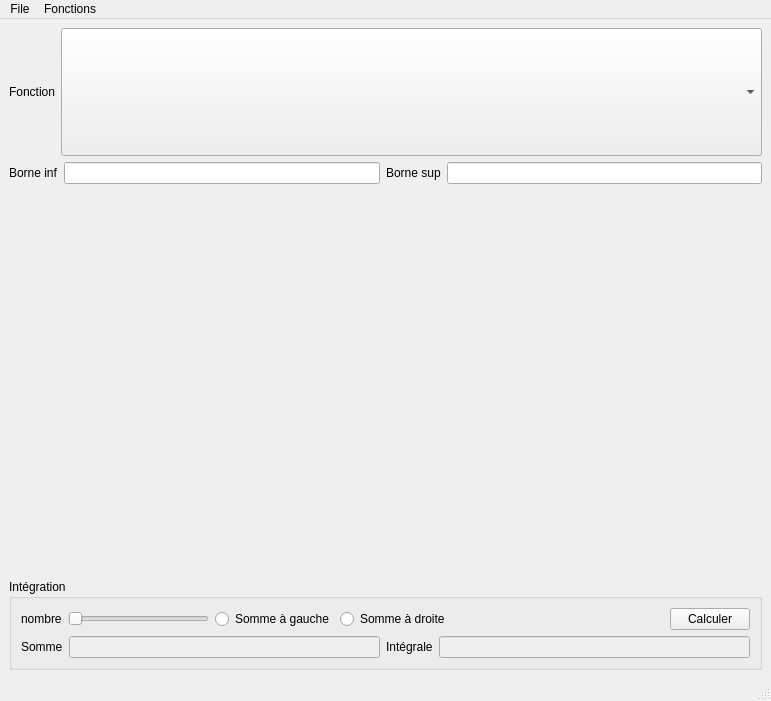
Old version of the form TP2/ui/TP2MainWindow.ui in the repository irisDelorme-ecole/session3_TPs.
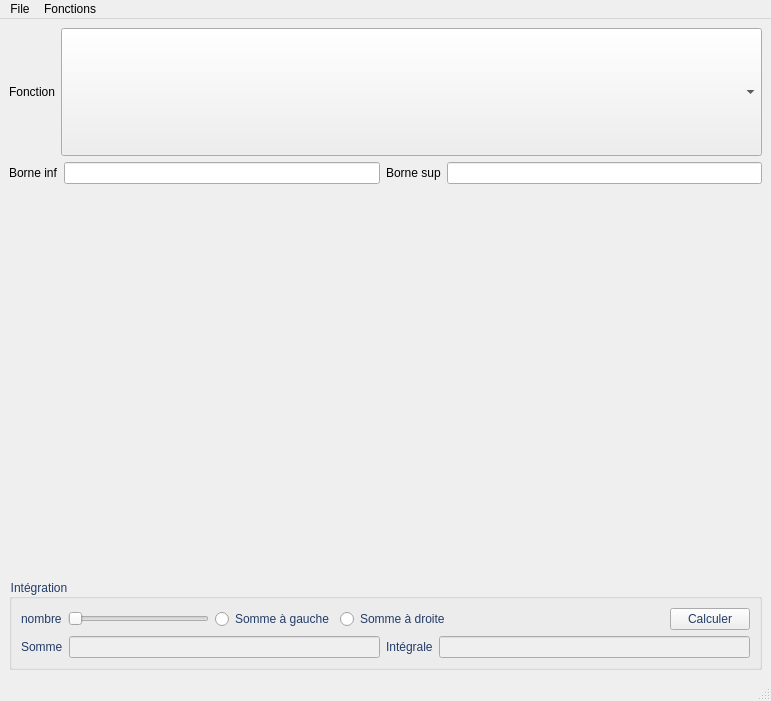
New version of the form.

What changed in the file:
```diff
--- a/TP2/ui/TP2MainWindow.ui
+++ b/TP2/ui/TP2MainWindow.ui
@@ -95,6 +95,155 @@
         <verstretch>0</verstretch>
        </sizepolicy>
       </property>
+      <property name="palette">
+       <palette>
+        <active>
+         <colorrole role="WindowText">
+          <brush brushstyle="SolidPattern">
+           <color alpha="255">
+            <red>35</red>
+            <green>60</green>
+            <blue>103</blue>
+           </color>
+          </brush>
+         </colorrole>
+         <colorrole role="Dark">
+          <brush brushstyle="SolidPattern">
+           <color alpha="255">
+            <red>35</red>
+            <green>60</green>
+            <blue>103</blue>
+           </color>
+          </brush>
+         </colorrole>
+         <colorrole role="Mid">
+          <brush brushstyle="SolidPattern">
+           <color alpha="255">
+            <red>68</red>
+            <green>112</green>
+            <blue>173</blue>
+           </color>
+          </brush>
+         </colorrole>
+         <colorrole role="Text">
+          <brush brushstyle="SolidPattern">
+           <color alpha="255">
+            <red>35</red>
+            <green>60</green>
+            <blue>103</blue>
+           </color>
+          </brush>
+         </colorrole>
+         <colorrole role="ButtonText">
+          <brush brushstyle="SolidPattern">
+           <color alpha="255">
+            <red>35</red>
+            <green>60</green>
+            <blue>103</blue>
+           </color>
+          </brush>
+         </colorrole>
+        </active>
+        <inactive>
+         <colorrole role="WindowText">
+          <brush brushstyle="SolidPattern">
+           <color alpha="255">
+            <red>35</red>
+            <green>60</green>
+            <blue>103</blue>
+           </color>
+          </brush>
+         </colorrole>
+         <colorrole role="Dark">
+          <brush brushstyle="SolidPattern">
+           <color alpha="255">
+            <red>35</red>
+            <green>60</green>
+            <blue>103</blue>
+           </color>
+          </brush>
+         </colorrole>
+         <colorrole role="Mid">
+          <brush brushstyle="SolidPattern">
+           <color alpha="255">
+            <red>68</red>
+            <green>112</green>
+            <blue>173</blue>
+           </color>
+          </brush>
+         </colorrole>
+         <colorrole role="Text">
+          <brush brushstyle="SolidPattern">
+           <color alpha="255">
+            <red>35</red>
+            <green>60</green>
+            <blue>103</blue>
+           </color>
+          </brush>
+         </colorrole>
+         <colorrole role="ButtonText">
+          <brush brushstyle="SolidPattern">
+           <color alpha="255">
+            <red>35</red>
+            <green>60</green>
+            <blue>103</blue>
+           </color>
+          </brush>
+         </colorrole>
+        </inactive>
+        <disabled>
+         <colorrole role="WindowText">
+          <brush brushstyle="SolidPattern">
+           <color alpha="255">
+            <red>35</red>
+            <green>60</green>
+            <blue>103</blue>
+           </color>
+          </brush>
+         </colorrole>
+         <colorrole role="Dark">
+          <brush brushstyle="SolidPattern">
+           <color alpha="255">
+            <red>35</red>
+            <green>60</green>
+            <blue>103</blue>
+           </color>
+          </brush>
+         </colorrole>
+         <colorrole role="Mid">
+          <brush brushstyle="SolidPattern">
+           <color alpha="255">
+            <red>68</red>
+            <green>112</green>
+            <blue>173</blue>
+           </color>
+          </brush>
+         </colorrole>
+         <colorrole role="Text">
+          <brush brushstyle="SolidPattern">
+           <color alpha="255">
+            <red>35</red>
+            <green>60</green>
+            <blue>103</blue>
+           </color>
+          </brush>
+         </colorrole>
+         <colorrole role="ButtonText">
+          <brush brushstyle="SolidPattern">
+           <color alpha="255">
+            <red>35</red>
+            <green>60</green>
+            <blue>103</blue>
+           </color>
+          </brush>
+         </colorrole>
+        </disabled>
+       </palette>
+      </property>
+      <property name="styleSheet">
+       <string notr="true">color : #233c67;
+</string>
+      </property>
       <property name="title">
        <string>Intégration</string>
       </property>
```
Left out of the diff: 2 changed lines with no effect on the pictures.
